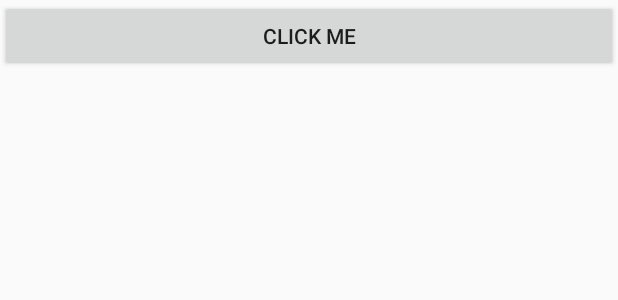
After one commit to WaqasAzamKml/SplashLayoutInflater, an Android app: the layout button_layout.xml on its own in the app's theme, with its tools: preview values and no code run, on a phone screen of 412 x 824 dp. The commit adds this screen. Shown: the top 300 px of the screen. Run offline under Robolectric (Android 15) with nearby library versions, the phone set to English and light mode, and no system bars.

Commit message:
Implemented layoutInflater

```diff
--- a/app/src/main/res/layout/activity_main.xml
+++ b/app/src/main/res/layout/activity_main.xml
@@ -1,9 +1,10 @@
 <?xml version="1.0" encoding="utf-8"?>
-<android.support.constraint.ConstraintLayout xmlns:android="http://schemas.android.com/apk/res/android"
+<RelativeLayout xmlns:android="http://schemas.android.com/apk/res/android"
     xmlns:app="http://schemas.android.com/apk/res-auto"
     xmlns:tools="http://schemas.android.com/tools"
     android:layout_width="match_parent"
     android:layout_height="match_parent"
+    android:id="@+id/layoutContainer"
     tools:context="com.dozydroid.splashlayoutinflater.MainActivity">
 
-</android.support.constraint.ConstraintLayout>
+</RelativeLayout>
--- /dev/null
+++ b/app/src/main/res/layout/button_layout.xml
@@ -0,0 +1,8 @@
+<?xml version="1.0" encoding="utf-8"?>
+<Button
+    android:id="@+id/btnClick"
+    xmlns:android="http://schemas.android.com/apk/res/android"
+    android:layout_width="match_parent"
+    android:layout_height="wrap_content"
+    android:text="Click Me">
+</Button>
```
Also changed, not shown: app/src/main/java/com/dozydroid/splashlayoutinflater/MainActivity.java (+13 -0 lines).
